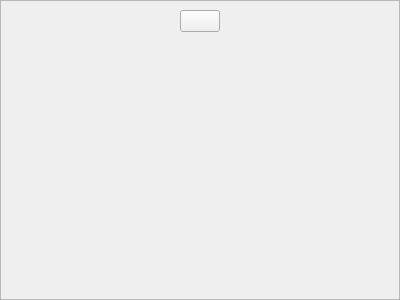
This is src/librssguard/gui/newspaperpreviewer.ui in martinrotter/rssguard as Qt 5 draws it before an edit. The edited form follows.
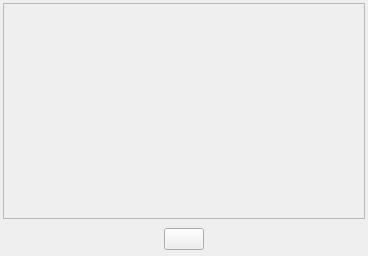
This is the edited form.

Patch:
```diff
--- a/src/librssguard/gui/newspaperpreviewer.ui
+++ b/src/librssguard/gui/newspaperpreviewer.ui
@@ -6,8 +6,8 @@
    <rect>
     <x>0</x>
     <y>0</y>
-    <width>400</width>
-    <height>300</height>
+    <width>368</width>
+    <height>256</height>
    </rect>
   </property>
   <property name="windowTitle">
@@ -15,16 +15,16 @@
   </property>
   <layout class="QVBoxLayout" name="verticalLayout_2">
    <property name="leftMargin">
-    <number>0</number>
+    <number>3</number>
    </property>
    <property name="topMargin">
-    <number>0</number>
+    <number>3</number>
    </property>
    <property name="rightMargin">
-    <number>0</number>
+    <number>3</number>
    </property>
    <property name="bottomMargin">
-    <number>0</number>
+    <number>3</number>
    </property>
    <item>
     <widget class="QScrollArea" name="scrollArea">
@@ -36,13 +36,55 @@
        <rect>
         <x>0</x>
         <y>0</y>
-        <width>398</width>
-        <height>298</height>
+        <width>360</width>
+        <height>213</height>
        </rect>
       </property>
       <layout class="QVBoxLayout" name="m_layout">
+       <property name="leftMargin">
+        <number>3</number>
+       </property>
+       <property name="topMargin">
+        <number>3</number>
+       </property>
+       <property name="rightMargin">
+        <number>3</number>
+       </property>
+       <property name="bottomMargin">
+        <number>3</number>
+       </property>
        <item>
+        <spacer name="verticalSpacer">
+         <property name="orientation">
+          <enum>Qt::Vertical</enum>
+         </property>
+         <property name="sizeHint" stdset="0">
+          <size>
+           <width>20</width>
+           <height>40</height>
+          </size>
+         </property>
+        </spacer>
+       </item>
+      </layout>
+     </widget>
+    </widget>
+   </item>
+   <item>
+    <widget class="QWidget" name="m_btnWidget" native="true">
         <layout class="QHBoxLayout" name="m_btnLayout">
+      <property name="leftMargin">
+       <number>3</number>
+      </property>
+      <property name="topMargin">
+       <number>3</number>
+      </property>
+      <property name="rightMargin">
+       <number>3</number>
+      </property>
+      <property name="bottomMargin">
+       <number>3</number>
+      </property>
          <item>
           <spacer name="horizontalSpacer">
            <property name="orientation">
@@ -77,22 +119,6 @@
           </spacer>
          </item>
         </layout>
-       </item>
-       <item>
-        <spacer name="verticalSpacer">
-         <property name="orientation">
-          <enum>Qt::Vertical</enum>
-         </property>
-         <property name="sizeHint" stdset="0">
-          <size>
-           <width>20</width>
-           <height>246</height>
-          </size>
-         </property>
-        </spacer>
-       </item>
-      </layout>
-     </widget>
     </widget>
    </item>
   </layout>
```
Left out of the diff: 2 changed lines with no effect on the pictures. Lines whose indentation alone changed are shown as unchanged.
